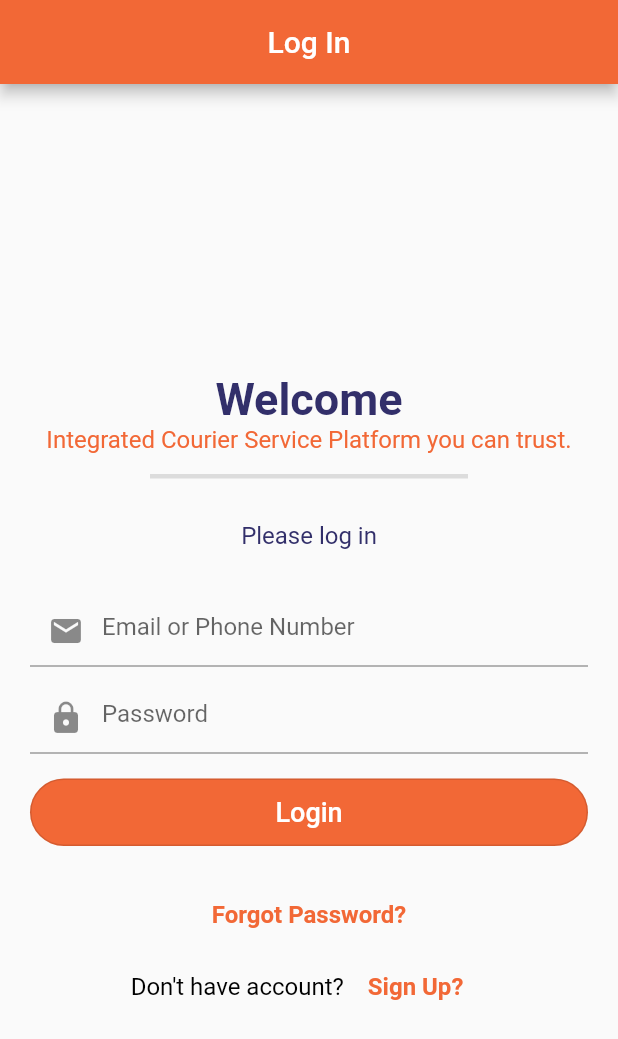
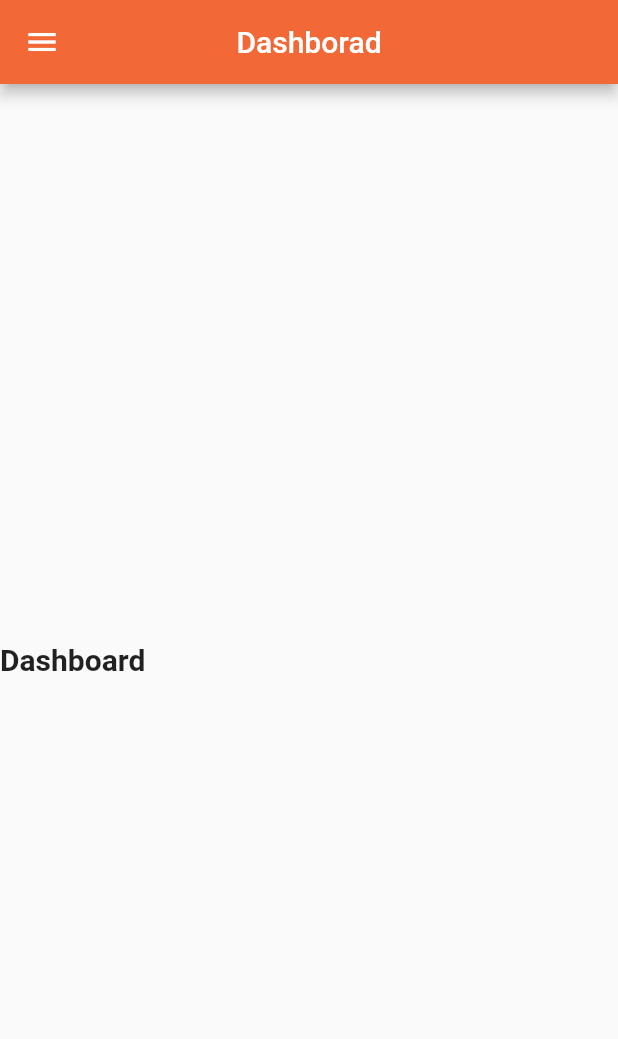
Before and after one commit to kkokwara2014/courierhub, a Flutter app: the screen it shows after launch, after a tap on "Login", on a phone screen of 412 x 824 dp. Shown: the top 1039 px of the screen. Run offline on Flutter 3.47's test engine with Material 2 defaults, Android fonts, the phone set to English and light mode, and no system bars.

Commit message:
Implementing dashboard

```diff
--- a/lib/Login.dart
+++ b/lib/Login.dart
@@ -1,3 +1,4 @@
+import 'package:courierhub/dashboard.dart';
 import 'package:courierhub/register.dart';
 import 'package:flutter/material.dart';
 
@@ -91,7 +92,11 @@ class _LoginState extends State<Login> {
                     height: 15.0,
                   ),
                   OutlinedButton(
-                    onPressed: () {},
+                    onPressed: () {
+                      Navigator.push(context, MaterialPageRoute(builder: (BuildContext context){
+                        return Dashboard();
+                      }));
+                    },
                     style: OutlinedButton.styleFrom(
                       shape: StadiumBorder(),
                       backgroundColor: Color(0xfff26836),
@@ -112,7 +117,7 @@ class _LoginState extends State<Login> {
                   Column(
                     mainAxisAlignment: MainAxisAlignment.center,
                     children: [
-                      FlatButton(
+                      TextButton(
                         onPressed: () {},
                         child: Text(
                           "Forgot Password?",
@@ -133,7 +138,7 @@ class _LoginState extends State<Login> {
                               color: Colors.black,
                             ),
                           ),
-                          FlatButton(
+                          TextButton(
                             onPressed: () {
                               Navigator.push(context, MaterialPageRoute(
                                   builder: (BuildContext context) {
--- /dev/null
+++ b/lib/dashboard.dart
@@ -0,0 +1,36 @@
+import 'package:flutter/material.dart';
+
+class Dashboard extends StatefulWidget {
+  @override
+  _DashboardState createState() => _DashboardState();
+}
+
+class _DashboardState extends State<Dashboard> {
+  @override
+  Widget build(BuildContext context) {
+    return MaterialApp(
+      debugShowCheckedModeBanner: false,
+
+      home: Scaffold(
+        drawer: Drawer(),
+
+        appBar: AppBar(
+          title: Text('Dashborad'),
+          centerTitle: true,
+          backgroundColor: Color(0xfff26836),
+        ),
+        body: Column(
+          mainAxisAlignment: MainAxisAlignment.center,
+          children: [
+            Text('Dashboard',
+                style: TextStyle(
+                  fontWeight: FontWeight.bold,
+                  fontSize: 20,
+                )
+            ),
+          ],
+        ),
+      ),
+    );
+  }
+}
--- a/lib/register.dart
+++ b/lib/register.dart
@@ -182,7 +182,7 @@ class Register extends StatelessWidget {
                             color: Colors.black,
                           ),
                         ),
-                        FlatButton(
+                        TextButton(
                           onPressed: () {
                             Navigator.push(context, MaterialPageRoute(
                                 builder: (BuildContext context) {
```
